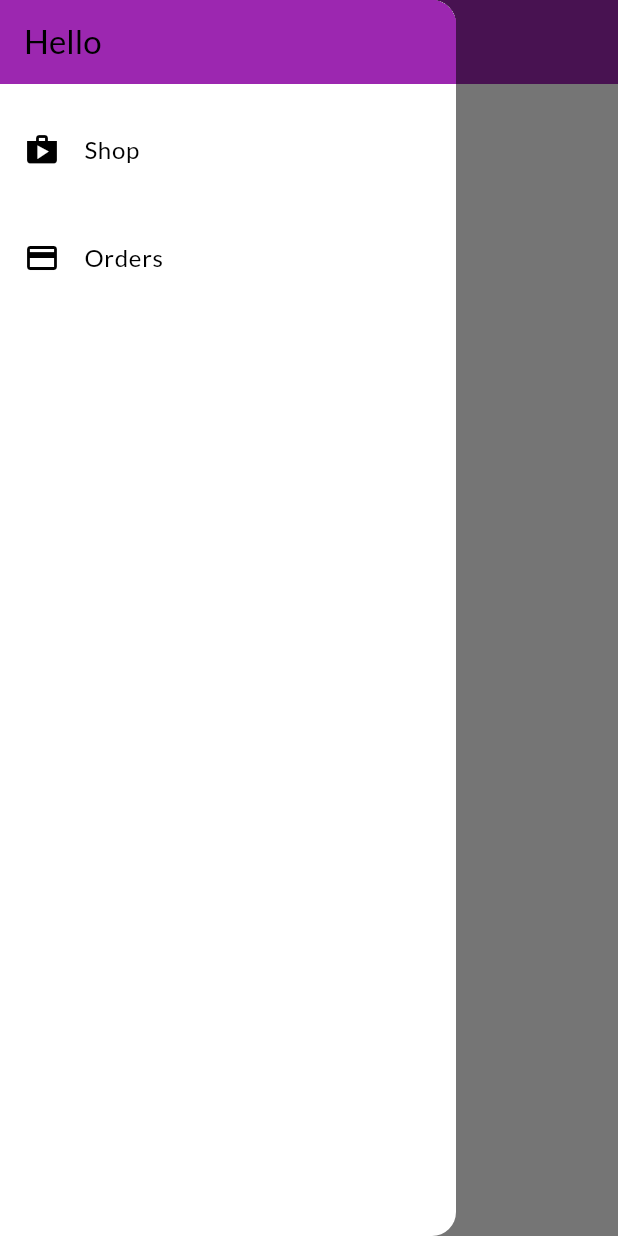
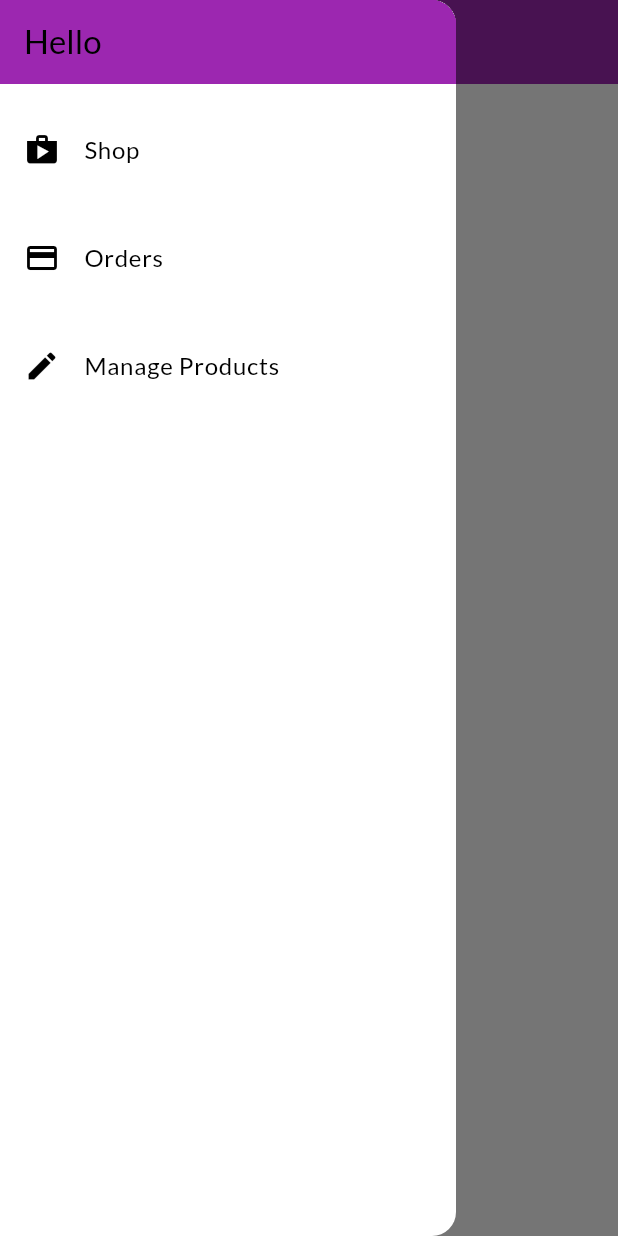
Before and after one commit to haroonmunir01/Shop, a Flutter app: the OrdersScreen screen opened by its route, with the side drawer open, on a phone screen of 412 x 824 dp. Run offline on Flutter 3.47's test engine with Material 3 defaults, Android fonts, the phone set to English and light mode, and no system bars; network calls fail.

Commit message:
My products screen added

```diff
--- a/lib/main.dart
+++ b/lib/main.dart
@@ -6,6 +6,7 @@ import 'package:shop/screens/cart_screen.dart';
 import 'package:shop/screens/orders_screen.dart';
 import 'package:shop/screens/product_detail_screen.dart';
 import 'package:shop/screens/products_overview_screen.dart';
+import 'package:shop/screens/user_products_screen.dart';
 import './providers/products.dart';
 
 void main() {
@@ -38,6 +39,7 @@ class MyApp extends StatelessWidget {
           ProductDetailScreen.routeName: (context) =>const ProductDetailScreen(),
           CartScreen.routeName:(context)=>const CartScreen(),
           OrdersScreen.routeName:(context)=>const OrdersScreen(),
+          UserProductsScreen.routeName:(context)=>const UserProductsScreen(),
         },
       ),
     );
--- a/lib/widgets/app_drawer.dart
+++ b/lib/widgets/app_drawer.dart
@@ -1,5 +1,6 @@
 import 'package:flutter/material.dart';
 import 'package:shop/screens/orders_screen.dart';
+import 'package:shop/screens/user_products_screen.dart';
 
 class AppDrawer extends StatelessWidget {
   const AppDrawer({super.key});
@@ -10,23 +11,31 @@ class AppDrawer extends StatelessWidget {
       child: Column(
         children: [
           AppBar(
-            title: Text('Hello'),
+            title:const Text('Hello'),
             automaticallyImplyLeading: false,
           ),
-          Divider(),
+          const  Divider(),
           ListTile(
-            leading: Icon(Icons.shop),
-            title: Text('Shop'),
+            leading:const Icon(Icons.shop),
+            title:const Text('Shop'),
             onTap: (){
               Navigator.of(context).pushReplacementNamed('/');//Go to Root Widget
             },
           ),
-          Divider(),
+          const Divider(),
           ListTile(
-            leading: Icon(Icons.payment),
-            title: Text('Orders'),
+            leading:const Icon(Icons.payment),
+            title:const Text('Orders'),
             onTap: (){
               Navigator.of(context).pushReplacementNamed(OrdersScreen.routeName);
+            },
+          ),
+          const Divider(),
+          ListTile(
+            leading:const Icon(Icons.edit),
+            title:const Text('Manage Products'),
+            onTap: (){
+              Navigator.of(context).pushReplacementNamed(UserProductsScreen.routeName);
             },
           )
         ],
```
Also changed, not shown: lib/screens/user_products_screen.dart (added, +34 -0 lines), lib/widgets/user_product_item.dart (added, +26 -0 lines).
